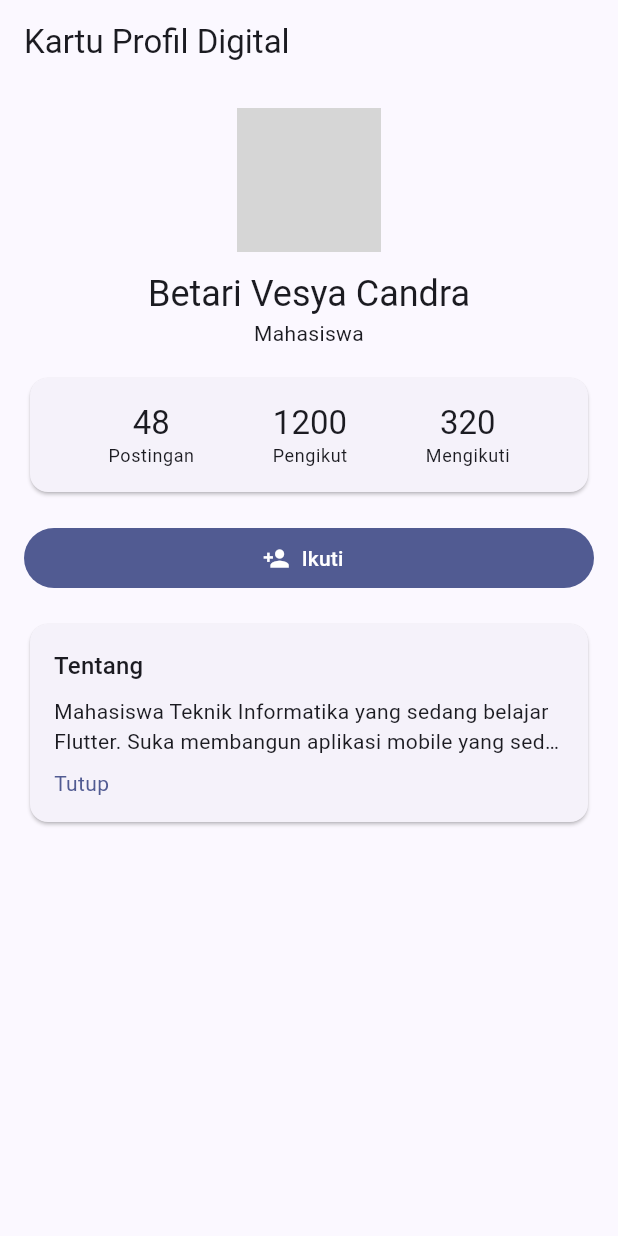
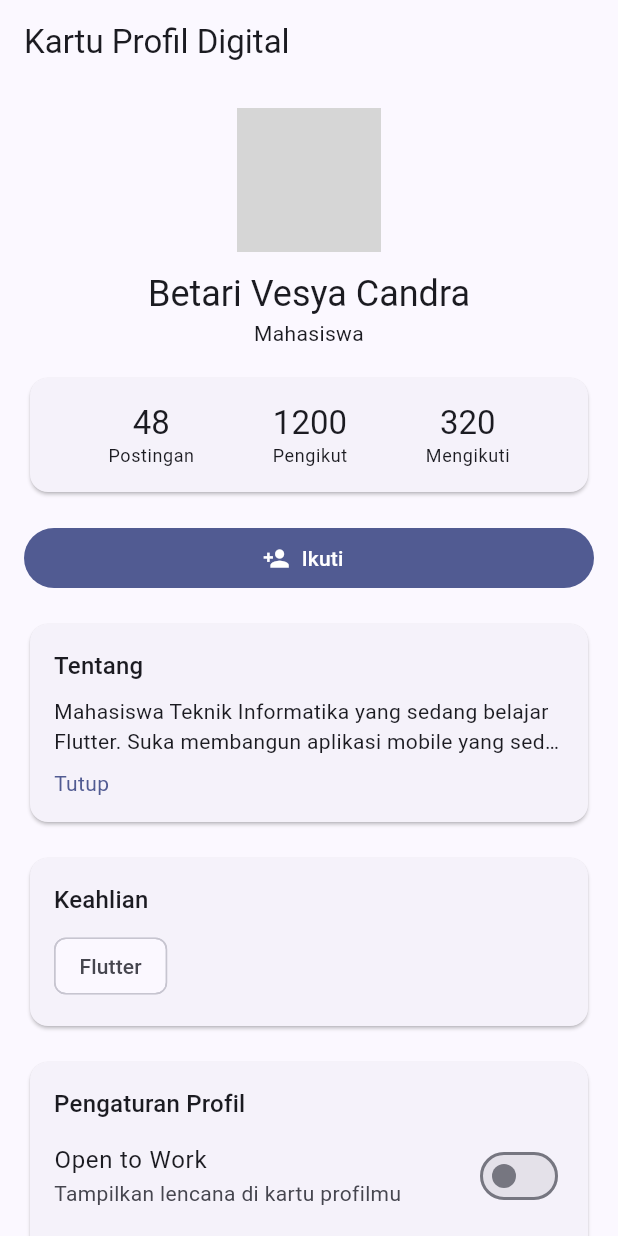
Before and after one commit to betarivesya/profildigital, a Flutter app: the screen it shows after launch, on a phone screen of 412 x 824 dp. Run offline on Flutter 3.47's test engine with Material 3 defaults, Android fonts, the phone set to English and light mode, and no system bars; network calls fail; grey boxes are pictures that could not be loaded.

Commit message:
pertemuan kedua

```diff
--- a/lib/main.dart
+++ b/lib/main.dart
@@ -1,6 +1,16 @@
 import 'package:flutter/material.dart';
 
 void main() => runApp(const MyApp());
+
+enum ProfileStatus {
+  student('Mahasiswa'),
+  freelancer('Freelancer'),
+  intern('Magang'),
+  employee('Karyawan');
+
+  const ProfileStatus(this.label);
+  final String label;
+}
 
 class MyApp extends StatelessWidget {
   const MyApp({super.key});
@@ -10,10 +20,7 @@
     return MaterialApp(
       title: 'Kartu Profil Digital',
       debugShowCheckedModeBanner: false,
-      theme: ThemeData(
-        colorSchemeSeed: Colors.indigo,
-        useMaterial3: true,
-      ),
+      theme: ThemeData(colorSchemeSeed: Colors.indigo, useMaterial3: true),
       home: const ProfilePage(),
     );
   }
@@ -27,20 +34,25 @@
 }
 
 class _ProfilePageState extends State<ProfilePage> {
+  bool _isFollowing = false;
+  int _followers = 1200;
+  bool _openToWork = false;
+  bool _isBioExpanded = false;
+
+  ProfileStatus _status = ProfileStatus.student;
+
+  static const _allSkills = ['Flutter', 'Dart', 'UI/UX', 'Firebase', 'Git'];
+
+  final Set<String> _skills = {'Flutter'};
+
   static const _name = 'Betari Vesya Candra';
   static const _bio =
       'Mahasiswa Teknik Informatika yang sedang belajar Flutter. '
       'Suka membangun aplikasi mobile yang sederhana, rapi, dan berguna. '
       'Sedang mengerjakan proyek akhir semester bertema kartu profil digital.';
 
-  // State Variables (Lab 1, Lab 2, & Lab 4)
-  bool _isFollowing = false;
-  int _followers = 1200;
-  bool _isBioExpanded = false;
-
-  // Helper Methods (Lab 2 & Lab 3)
   void _setFollowing(bool value) {
-    if (_isFollowing == value) return; // tidak ada perubahan, abaikan
+    if (_isFollowing == value) return;
     setState(() {
       _isFollowing = value;
       _followers += value ? 1 : -1;
@@ -49,30 +61,93 @@
 
   void _showSnack(String message, {SnackBarAction? action}) {
     ScaffoldMessenger.of(context)
-      ..hideCurrentSnackBar() // hindari Snackbar menumpuk
+      ..hideCurrentSnackBar()
       ..showSnackBar(
         SnackBar(
           content: Text(message),
           behavior: SnackBarBehavior.floating,
-          action: action,
-        ),
+          action: action)
         );
   }
 
-  void _onFollowPressed() {
-    if (_isFollowing) {
-      _setFollowing(false);
-      _showSnack('Kamu berhenti mengikuti $_name');
-    } else {
+  Future<bool> _showConfirmDialog({
+    required String title,
+    required String message,
+    required String confirmLabel,
+  }) async {
+    final result = await showDialog<bool>(
+      context: context,
+      builder: (dialogContext) => AlertDialog(
+        title: Text(title),
+        content: Text(message),
+        actions: [
+          TextButton(
+            onPressed: () => Navigator.pop(dialogContext, false),
+            child: const Text('Batal'),
+          ),
+          FilledButton(
+            onPressed: () => Navigator.pop(dialogContext, true),
+            child: Text(confirmLabel),
+          ),
+        ],
+      ),
+    );
+    return result ?? false;
+  }
+
+  Future<void> _onFollowPressed() async {
+  if (!_isFollowing) {
     _setFollowing(true);
     _showSnack(
       'Kamu mulai mengikuti $_name',
       action: SnackBarAction(
         label: 'BATAL',
-          onPressed: () => _setFollowing(false), // Undo
+        onPressed: () => _setFollowing(false),
       ),
     );
+    return;
   }
+
+  final confirmed = await _showConfirmDialog(
+    title: 'Berhenti mengikuti?',
+    message: 'Kamu tidak akan lagi melihat pembaruan dari $_name.',
+    confirmLabel: 'Berhenti',
+  );
+
+  if (!confirmed || !mounted) return;
+
+  _setFollowing(false);
+  _showSnack('Kamu berhenti mengikuti $_name');
+}
+
+void _onSkillChanged(String skill, bool selected) {
+  setState(() {
+    if (selected) {
+      _skills.add(skill);
+    } else {
+      _skills.remove(skill);
+    }
+  });
+}
+
+Future<void> _onResetPressed() async {
+  final confirmed = await _showConfirmDialog(
+    title: 'Reset pengaturan?',
+    message: 'Semua pengaturan akan kembali ke nilai awal.',
+    confirmLabel: 'Reset',
+  );
+
+  if (!confirmed || !mounted) return;
+
+  setState(() {
+    _openToWork = false;
+    _skills
+      ..clear()
+      ..add('Flutter');
+    _status = ProfileStatus.student;
+  });
+
+  _showSnack('Pengaturan berhasil direset');
 }
 
   @override
@@ -94,15 +169,23 @@
               ),
             ),
             const SizedBox(height: 12),
-            Text(
-              _name,
+            Text(_name,
+                textAlign: TextAlign.center, style: textTheme.headlineSmall),
+            Text(_status.label,
                 textAlign: TextAlign.center,
-              style: textTheme.headlineSmall,
                 ),
-            const Text('Mahasiswa', textAlign: TextAlign.center),
+
+            if (_openToWork) ...[
+              const SizedBox(height: 8),
+              const Center(
+                child: Chip(
+                  avatar: Icon(Icons.work_outline, size: 18),
+                  label: Text('Open to Work'),
+                ),
+              ),
+            ],
+
             const SizedBox(height: 16),
-
-            // Section Statistik (Lab 2: angka pengikut dinamis, tanpa const di Card)
             Card(
               child: Padding(
                 padding: const EdgeInsets.symmetric(vertical: 16),
@@ -112,13 +195,11 @@
                     const _StatItem(label: 'Postingan', value: '48'),
                     _StatItem(label: 'Pengikut', value: '$_followers'),
                     const _StatItem(label: 'Mengikuti', value: '320'),
-                  ],
-                ),
-              ),
+                  ]
+                )
+              )
             ),
             const SizedBox(height: 16),
-
-            // Tombol Ikuti (Lab 1 & Lab 3)
             _isFollowing
                 ? OutlinedButton.icon(
                     onPressed: _onFollowPressed,
@@ -130,20 +211,22 @@
                     icon: const Icon(Icons.person_add),
                     label: const Text('Ikuti'),
                 ),
-
             const SizedBox(height: 16),
-
-            // Kartu tentang bio dengan InkWell & expand/collapse (Lab 4)
             Card(
               child: InkWell(
                 borderRadius: BorderRadius.circular(12),
-                onTap: () => setState(() => _isBioExpanded = !_isBioExpanded),
+                onTap: () => setState(
+                  () => _isBioExpanded = !_isBioExpanded,
+                ),
                 child: Padding(
                   padding: const EdgeInsets.all(16),
                   child: Column(
                     crossAxisAlignment: CrossAxisAlignment.start,
                     children: [
-                      Text('Tentang', style: textTheme.titleMedium),
+                      Text(
+                        'Tentang',
+                        style: textTheme.titleMedium,
+                      ),
                       const SizedBox(height: 8),
                       Text(
                         _bio,
@@ -162,6 +245,40 @@
                 ),
               ),
             ),
+
+            const SizedBox(height: 16),
+            Card(
+              child: Padding(
+                padding: const EdgeInsets.all(16),
+                child: Column(
+                  crossAxisAlignment: CrossAxisAlignment.start,
+                  children: [
+                    Text('Keahlian', style: textTheme.titleMedium),
+                    const SizedBox(height: 8),
+                    if (_skills.isEmpty)
+                      const Text('Belum ada keahlian dipilih')
+                      else
+                      Wrap(
+                        spacing: 8,
+                        runSpacing: 8,
+                        children: [for (final s in _skills) Chip(label: Text(s))],
+                      ),
+                  ],
+                ),
+              ),
+            ),
+
+            const SizedBox(height: 16),
+            _SettingsCard(
+              openToWork: _openToWork,
+              onOpenToWorkChanged: (value) => setState(() => _openToWork = value),
+              allSkills: _allSkills,
+              selectedSkills: _skills,
+              onSkillChanged: _onSkillChanged,
+              status: _status,
+              onStatusChanged: (value) => setState(() => _status = value),
+              onReset: _onResetPressed,
+            ),
           ],
         ),
       ),
@@ -169,7 +286,8 @@
   }
 }
 
-/// Widget kecil untuk satu angka statistik.
+/// Widget kecil untuk satu angka statistik. Sengaja dibuat StatelessWidget:
+/// ia hanya menampilkan data yang diberikan, tidak menyimpan state sendiri.
 class _StatItem extends StatelessWidget {
   const _StatItem({required this.label, required this.value});
 
@@ -188,3 +306,81 @@
     );
   }
 }
+
+class _SettingsCard extends StatelessWidget {
+  const _SettingsCard({
+    required this.openToWork,
+    required this.onOpenToWorkChanged,
+    required this.allSkills,
+    required this.selectedSkills,
+    required this.onSkillChanged,
+    required this.status,
+    required this.onStatusChanged,
+    required this.onReset,
+  });
+
+  final bool openToWork;
+  final ValueChanged<bool> onOpenToWorkChanged;
+  final List<String> allSkills;
+  final Set<String> selectedSkills;
+  final void Function(String skill, bool selected) onSkillChanged;
+  final ProfileStatus status;
+  final ValueChanged<ProfileStatus> onStatusChanged;
+  final VoidCallback onReset;
+
+  @override
+  Widget build(BuildContext context) {
+    final textTheme = Theme.of(context).textTheme;
+
+    return Card(
+      child: Padding(
+        padding: const EdgeInsets.all(16),
+        child: Column(
+          crossAxisAlignment: CrossAxisAlignment.start,
+          children: [
+            Text('Pengaturan Profil', style: textTheme.titleMedium),
+            SwitchListTile(
+              contentPadding: EdgeInsets.zero,
+              title: const Text('Open to Work'),
+              subtitle: const Text('Tampilkan lencana di kartu profilmu'),
+              value: openToWork,
+              onChanged: onOpenToWorkChanged,
+            ),
+            const Divider(),
+            const Text('Keahlian'),
+            for (final skill in allSkills)
+              CheckboxListTile(
+                contentPadding: EdgeInsets.zero,
+                dense: true,
+                controlAffinity: ListTileControlAffinity.leading,
+                title: Text(skill),
+                value: selectedSkills.contains(skill),
+                onChanged: (value) => onSkillChanged(skill, value ?? false),
+              ),
+            const Divider(),
+            const Text('Status'),
+            DropdownButton<ProfileStatus>(
+              isExpanded: true,
+              value: status,
+              items: [
+                for (final s in ProfileStatus.values)
+                  DropdownMenuItem(value: s, child: Text(s.label)),
+              ],
+              onChanged: (value) {
+                if (value != null) onStatusChanged(value);
+              },
+            ),
+            Align(
+              alignment: Alignment.centerRight,
+              child: TextButton.icon(
+                onPressed: onReset,
+                icon: const Icon(Icons.restart_alt),
+                label: const Text('Reset pengaturan'),
+              ),
+            ),
+          ],
+        ),
+      ),
+    );
+  }
+}
```
Lines whose indentation alone changed are shown as unchanged.
